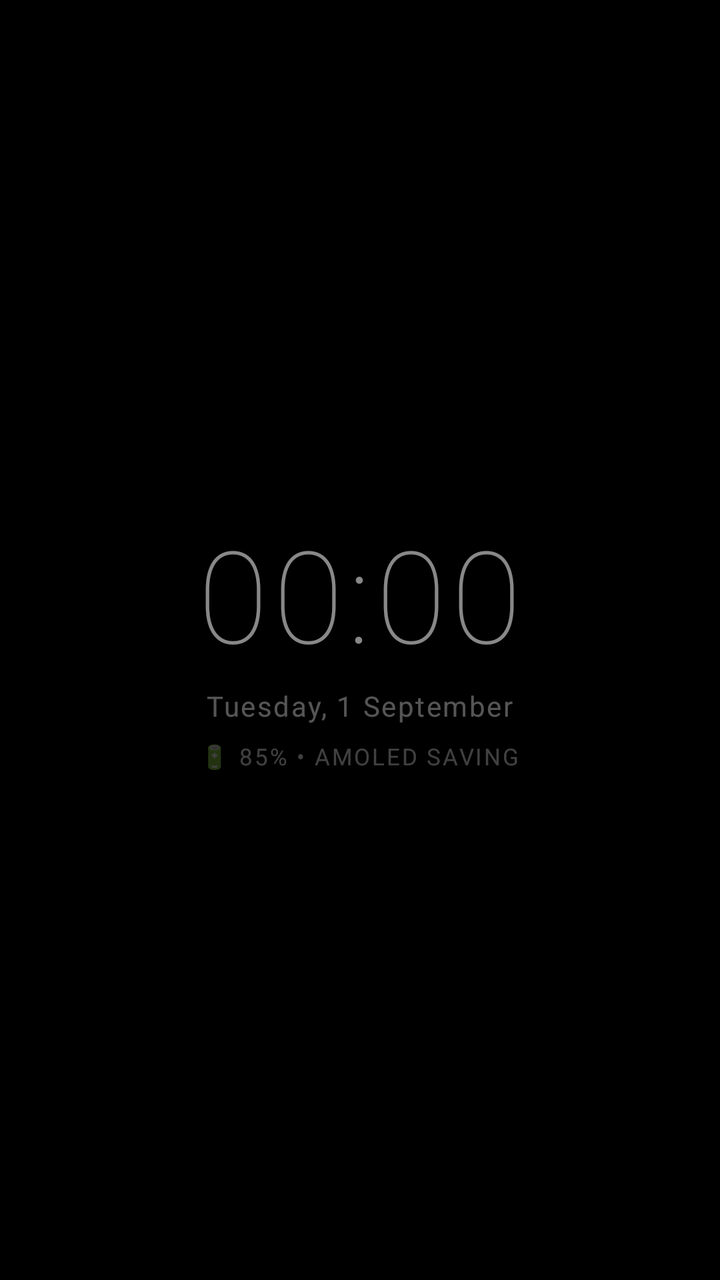
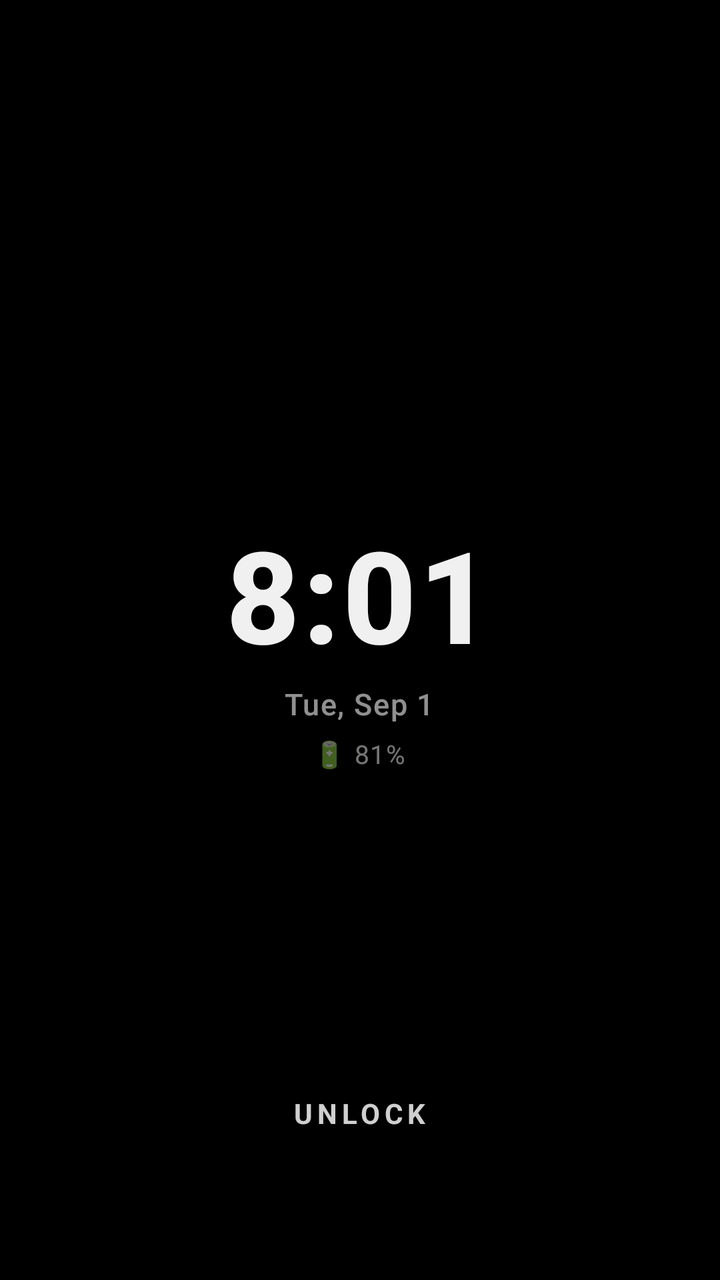

Before-and-after screenshots of an Android layout around one commit, followed by the original layout XML and the change that was made.
<!-- AndroidManifest.xml: application theme Theme.Darkr -->
<!-- res/layout/view_blackout.xml -->
<?xml version="1.0" encoding="utf-8"?>
<FrameLayout xmlns:android="http://schemas.android.com/apk/res/android"
    android:id="@+id/blackoutRoot"
    android:layout_width="match_parent"
    android:layout_height="match_parent"
    android:background="@color/black_true"
    android:keepScreenOn="true">

    
    <LinearLayout
        android:id="@+id/layoutClockContainer"
        android:layout_width="wrap_content"
        android:layout_height="wrap_content"
        android:layout_gravity="center"
        android:gravity="center"
        android:orientation="vertical">

        
        <TextView
            android:id="@+id/tvClockTime"
            android:layout_width="wrap_content"
            android:layout_height="wrap_content"
            android:text="00:00"
            android:textColor="#88FFFFFF"
            android:textSize="64sp"
            android:fontFamily="sans-serif-thin"
            android:letterSpacing="0.04" />

        
        <TextView
            android:id="@+id/tvClockDate"
            android:layout_width="wrap_content"
            android:layout_height="wrap_content"
            android:layout_marginTop="4dp"
            android:text="Tuesday, 1 September"
            android:textColor="#55FFFFFF"
            android:textSize="14sp"
            android:letterSpacing="0.06" />

        
        <TextView
            android:id="@+id/tvClockBattery"
            android:layout_width="wrap_content"
            android:layout_height="wrap_content"
            android:layout_marginTop="8dp"
            android:text="🔋 85% • AMOLED SAVING"
            android:textColor="#40FFFFFF"
            android:textSize="11.5sp"
            android:letterSpacing="0.08" />
    </LinearLayout>

    
    <LinearLayout
        android:id="@+id/layoutUnlockPill"
        android:layout_width="wrap_content"
        android:layout_height="wrap_content"
        android:layout_gravity="bottom|center_horizontal"
        android:layout_marginBottom="54dp"
        android:background="@drawable/bg_unlock_pill"
        android:clickable="true"
        android:focusable="true"
        android:gravity="center_vertical"
        android:orientation="horizontal"
        android:alpha="0">

        <ImageView
            android:layout_width="18dp"
            android:layout_height="18dp"
            android:src="@drawable/ic_freeze"
            android:tint="@color/white_pure"
            android:contentDescription="Unlock" />

        <TextView
            android:layout_width="wrap_content"
            android:layout_height="wrap_content"
            android:layout_marginStart="8dp"
            android:text="TAP TO UNLOCK"
            android:textColor="@color/white_pure"
            android:textSize="12sp"
            android:textStyle="bold"
            android:letterSpacing="0.08" />
    </LinearLayout>

</FrameLayout>
<!-- resources referenced by this layout -->
<resources>
  <color name="black_true">#000000</color>
  <color name="white_pure">#FFFFFF</color>
  <!-- drawable bg_unlock_pill (drawable) -->
  <?xml version="1.0" encoding="utf-8"?>
  <shape xmlns:android="http://schemas.android.com/apk/res/android"
      android:shape="rectangle">
      <corners android:radius="28dp" />
      <solid android:color="#26262B" />
      <stroke
          android:width="1.5dp"
          android:color="#55FFFFFF" />
      <padding
          android:left="24dp"
          android:top="12dp"
          android:right="24dp"
          android:bottom="12dp" />
  </shape>
  <!-- drawable ic_freeze (drawable) -->
  <?xml version="1.0" encoding="utf-8"?>
  <vector xmlns:android="http://schemas.android.com/apk/res/android"
      android:width="24dp"
      android:height="24dp"
      android:viewportWidth="24"
      android:viewportHeight="24">
      
      <path
          android:fillColor="#FFFFFF"
          android:pathData="M18,8H17V6A5,5 0,0 0,7,6V8H6A2,2 0,0 0,4,10V20A2,2 0,0 0,6,22H18A2,2 0,0 0,20,20V10A2,2 0,0 0,18,8ZM9,6A3,3 0,0 1,15,6V8H9V6ZM18,20H6V10H18V20ZM12,13A2,2 0,0 0,10,15A2,2 0,0 0,11,16.72V18A1,1 0,0 0,13,18V16.72A2,2 0,0 0,14,15A2,2 0,0 0,12,13Z" />
  </vector>
  <style name="Theme.Darkr" parent="Theme.Material3.Dark.NoActionBar">
          
          <item name="colorPrimary">@color/white_pure</item>
          <item name="colorOnPrimary">@color/black_true</item>
          <item name="colorSecondary">@color/text_secondary</item>
          <item name="colorOnSecondary">@color/black_true</item>
          <item name="colorSurface">@color/card_dark</item>
          <item name="colorOnSurface">@color/text_white</item>
          <item name="android:colorBackground">@color/black_true</item>
  
          
          <item name="android:statusBarColor">@color/black_true</item>
          <item name="android:navigationBarColor">@color/black_true</item>
          <item name="android:windowBackground">@color/black_true</item>
      </style>
  <color name="text_secondary">#A1A1AA</color>
  <color name="card_dark">#121215</color>
  <color name="text_white">#FFFFFF</color>
</resources>

<!-- the commit's change to res/layout/view_blackout.xml (unified diff, before → after) -->
@@ -4,6 +4,9 @@
     android:layout_width="match_parent"
     android:layout_height="match_parent"
     android:background="@color/black_true"
+    android:fitsSystemWindows="false"
+    android:clipChildren="false"
+    android:clipToPadding="false"
     android:keepScreenOn="true">
 
     
@@ -20,65 +23,58 @@
             android:id="@+id/tvClockTime"
             android:layout_width="wrap_content"
             android:layout_height="wrap_content"
-            android:text="00:00"
-            android:textColor="#88FFFFFF"
+            android:text="8:01"
+            android:textColor="#F0FFFFFF"
             android:textSize="64sp"
-            android:fontFamily="sans-serif-thin"
-            android:letterSpacing="0.04" />
+            android:textStyle="bold"
+            android:fontFamily="sans-serif-medium"
+            android:letterSpacing="0.02" />
 
         
         <TextView
             android:id="@+id/tvClockDate"
             android:layout_width="wrap_content"
             android:layout_height="wrap_content"
-            android:layout_marginTop="4dp"
-            android:text="Tuesday, 1 September"
-            android:textColor="#55FFFFFF"
-            android:textSize="14sp"
-            android:letterSpacing="0.06" />
+            android:layout_marginTop="2dp"
+            android:text="Tue, Sep 1"
+            android:textColor="#90FFFFFF"
+            android:textSize="15sp"
+            android:fontFamily="sans-serif-medium"
+            android:letterSpacing="0.04" />
 
         
         <TextView
             android:id="@+id/tvClockBattery"
             android:layout_width="wrap_content"
             android:layout_height="wrap_content"
-            android:layout_marginTop="8dp"
-            android:text="🔋 85% • AMOLED SAVING"
-            android:textColor="#40FFFFFF"
-            android:textSize="11.5sp"
-            android:letterSpacing="0.08" />
+            android:layout_marginTop="6dp"
+            android:text="🔋 81%"
+            android:textColor="#75FFFFFF"
+            android:textSize="13sp"
+            android:letterSpacing="0.04" />
     </LinearLayout>
 
     
-    <LinearLayout
-        android:id="@+id/layoutUnlockPill"
+    <FrameLayout
+        android:id="@+id/layoutUnlockContainer"
         android:layout_width="wrap_content"
         android:layout_height="wrap_content"
         android:layout_gravity="bottom|center_horizontal"
-        android:layout_marginBottom="54dp"
-        android:background="@drawable/bg_unlock_pill"
+        android:layout_marginBottom="60dp"
+        android:paddingHorizontal="32dp"
+        android:paddingVertical="14dp"
         android:clickable="true"
-        android:focusable="true"
-        android:gravity="center_vertical"
-        android:orientation="horizontal"
-        android:alpha="0">
-
-        <ImageView
-            android:layout_width="18dp"
-            android:layout_height="18dp"
-            android:src="@drawable/ic_freeze"
-            android:tint="@color/white_pure"
-            android:contentDescription="Unlock" />
+        android:focusable="true">
 
         <TextView
+            android:id="@+id/tvUnlockText"
             android:layout_width="wrap_content"
             android:layout_height="wrap_content"
-            android:layout_marginStart="8dp"
-            android:text="TAP TO UNLOCK"
-            android:textColor="@color/white_pure"
-            android:textSize="12sp"
+            android:text="UNLOCK"
+            android:textColor="#D0FFFFFF"
+            android:textSize="14sp"
             android:textStyle="bold"
-            android:letterSpacing="0.08" />
-    </LinearLayout>
+            android:letterSpacing="0.16" />
+    </FrameLayout>
 
 </FrameLayout>
<!-- resource entries referenced after the edit -->
@@ -2,33 +2,6 @@
 <resources>
   <color name="black_true">#000000</color>
   <color name="white_pure">#FFFFFF</color>
-  <!-- drawable bg_unlock_pill (drawable) -->
-  <?xml version="1.0" encoding="utf-8"?>
-  <shape xmlns:android="http://schemas.android.com/apk/res/android"
-      android:shape="rectangle">
-      <corners android:radius="28dp" />
-      <solid android:color="#26262B" />
-      <stroke
-          android:width="1.5dp"
-          android:color="#55FFFFFF" />
-      <padding
-          android:left="24dp"
-          android:top="12dp"
-          android:right="24dp"
-          android:bottom="12dp" />
-  </shape>
-  <!-- drawable ic_freeze (drawable) -->
-  <?xml version="1.0" encoding="utf-8"?>
-  <vector xmlns:android="http://schemas.android.com/apk/res/android"
-      android:width="24dp"
-      android:height="24dp"
-      android:viewportWidth="24"
-      android:viewportHeight="24">
-      
-      <path
-          android:fillColor="#FFFFFF"
-          android:pathData="M18,8H17V6A5,5 0,0 0,7,6V8H6A2,2 0,0 0,4,10V20A2,2 0,0 0,6,22H18A2,2 0,0 0,20,20V10A2,2 0,0 0,18,8ZM9,6A3,3 0,0 1,15,6V8H9V6ZM18,20H6V10H18V20ZM12,13A2,2 0,0 0,10,15A2,2 0,0 0,11,16.72V18A1,1 0,0 0,13,18V16.72A2,2 0,0 0,14,15A2,2 0,0 0,12,13Z" />
-  </vector>
   <style name="Theme.Darkr" parent="Theme.Material3.Dark.NoActionBar">
           
           <item name="colorPrimary">@color/white_pure</item>
